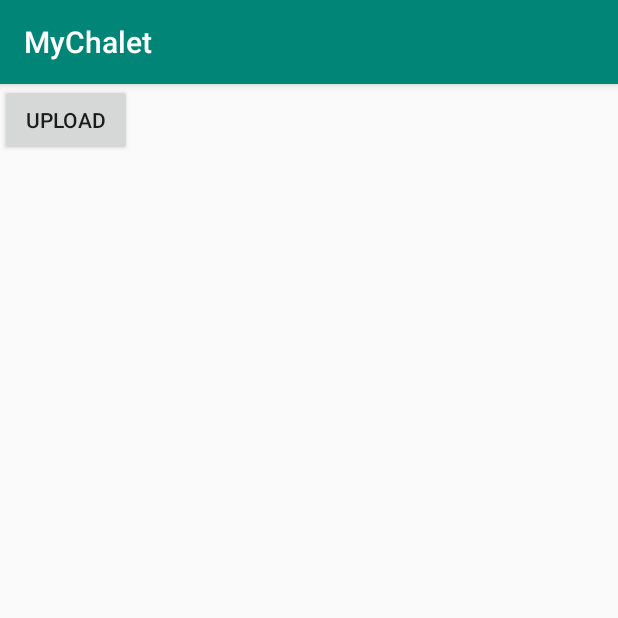
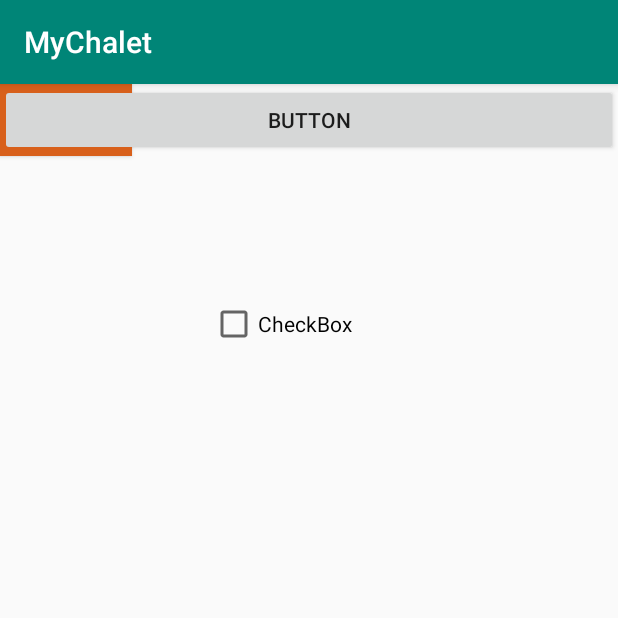
Before and after one commit to byshy/MyChalet, an Android app: the MainActivity screen opened directly, with no data from a screen before it, on a phone screen of 412 x 824 dp, the top half of it. Run offline under Robolectric (Android 15) with nearby library versions, the phone set to English and light mode, and no system bars; our stand-ins replace Firebase (no records; nobody signed in at launch, a user with empty details on screens opened directly).

Commit message:
البرنامج الزفت مش راضي يشتغل !

```diff
--- a/app/src/main/java/com/byshy/mychalet/Activities/MainActivity.java
+++ b/app/src/main/java/com/byshy/mychalet/Activities/MainActivity.java
@@ -26,6 +26,7 @@ public class MainActivity extends AppCompatActivity {
             @Override
             public void onClick(View v) {
                 mDatabase.child("Admin_01").child("Name").setValue("Basel");
+                //البرنامج حيوان ومش راضي يشتغل !!
             }
         });
     }
--- a/app/src/main/res/layout/activity_main.xml
+++ b/app/src/main/res/layout/activity_main.xml
@@ -1,5 +1,5 @@
 <?xml version="1.0" encoding="utf-8"?>
-<android.support.constraint.ConstraintLayout xmlns:android="http://schemas.android.com/apk/res/android"
+<RelativeLayout xmlns:android="http://schemas.android.com/apk/res/android"
     xmlns:app="http://schemas.android.com/apk/res-auto"
     xmlns:tools="http://schemas.android.com/tools"
     android:layout_width="match_parent"
@@ -10,7 +10,31 @@
         android:id="@+id/firebase"
         android:layout_width="wrap_content"
         android:layout_height="wrap_content"
-        android:text="upload"
-        />
+        android:background="@color/colorAccent"
+        android:text="upload" />
 
-</android.support.constraint.ConstraintLayout>
+    <android.support.v7.widget.RecyclerView
+        android:layout_width="match_parent"
+        android:layout_height="match_parent"
+        tools:layout_editor_absoluteX="8dp"
+        tools:layout_editor_absoluteY="8dp" />
+
+    <Button
+        android:id="@+id/button"
+        android:layout_width="match_parent"
+        android:layout_height="wrap_content"
+        android:text="Button"
+        tools:layout_editor_absoluteX="180dp"
+        tools:layout_editor_absoluteY="106dp" />
+
+    <CheckBox
+        android:id="@+id/checkBox"
+        android:layout_width="wrap_content"
+        android:layout_height="wrap_content"
+        android:layout_alignParentStart="true"
+        android:layout_alignParentTop="true"
+        android:layout_marginStart="140dp"
+        android:layout_marginTop="144dp"
+        android:text="CheckBox" />
+
+</RelativeLayout>
```
